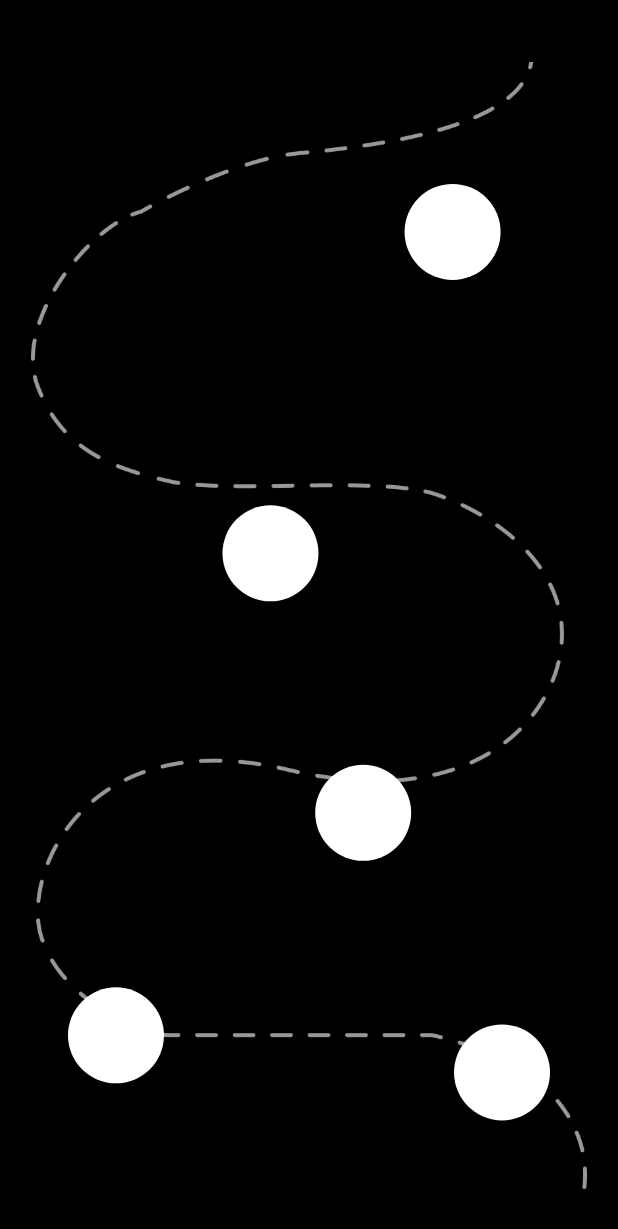
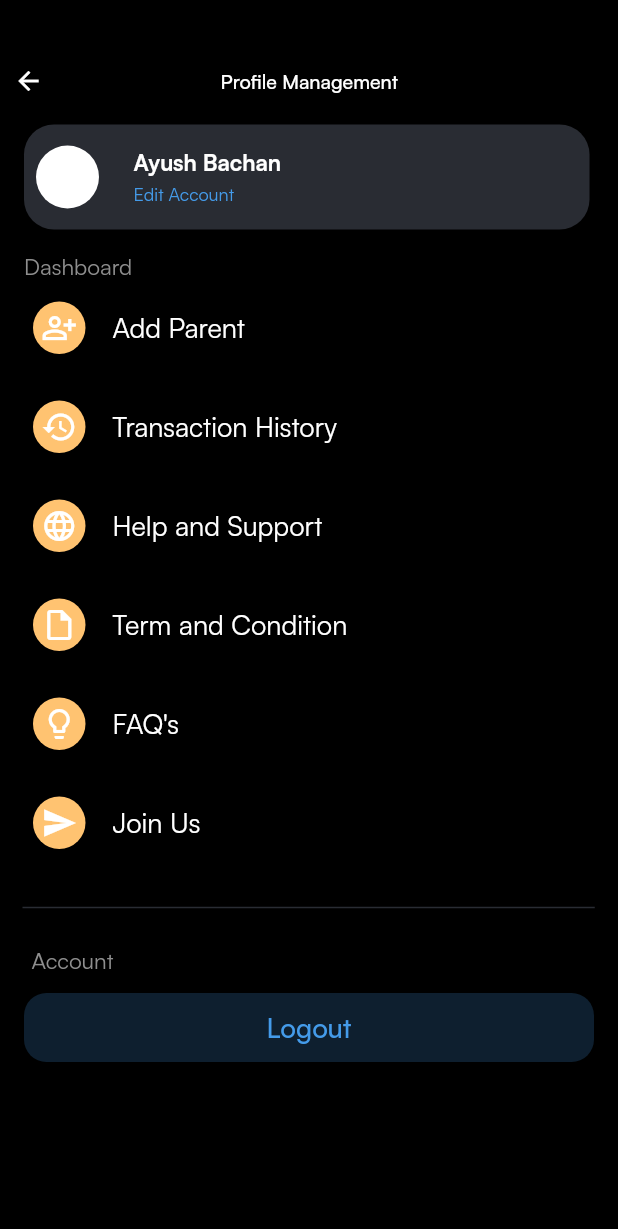
Before and after one commit to dibyanshu-mohanty/maze, a Flutter app: the screen it shows after launch, on a phone screen of 412 x 824 dp. Shown: the top 1229 px of the screen. Run offline on Flutter 3.47's test engine with Material 2 defaults, Android fonts, the phone set to English and light mode, and no system bars; our stand-ins replace auto_size_text, badges, card_swiper, device_preview, google_fonts, hive and 2 more; missing offline and left inert: game_levels_scrolling_map, objectdb; accounts and stored records are empty.

Commit message:
Feature_Profile

```diff
--- a/lib/main.dart
+++ b/lib/main.dart
@@ -3,15 +3,15 @@ import 'package:flutter/foundation.dart';
 import 'package:maze/theme/coreimport.dart';
 import 'package:maze/view/screens/homeScreen/homescreen.dart';
 import 'package:maze/view/screens/learningScreen/learninglevelscreen.dart';
+import 'package:maze/view/screens/profile/feature_profile.dart';
 
-void main() async{
+void main() async {
   WidgetsFlutterBinding.ensureInitialized();
   await SystemChrome.setPreferredOrientations([
     DeviceOrientation.portraitUp,
   ]);
-  runApp(DevicePreview(
-      enabled: !kReleaseMode,
-      builder :(_)=>  const YaroApp()));
+  runApp(
+      DevicePreview(enabled: !kReleaseMode, builder: (_) => const YaroApp()));
 }
 
 class YaroApp extends StatelessWidget {
@@ -20,14 +20,14 @@ class YaroApp extends StatelessWidget {
   @override
   Widget build(BuildContext context) {
     return Sizer(
-      builder: (context,orientation,deviceType) => MaterialApp(
+      builder: (context, orientation, deviceType) => MaterialApp(
         title: 'Maze',
         debugShowCheckedModeBanner: false,
         theme: ThemeData(
-         scaffoldBackgroundColor: AppColors.colorBlack,
+          scaffoldBackgroundColor: AppColors.colorBlack,
           //canvasColor: AppColors.colorWhite,
         ),
-        home: const LearningLevelScreen(),
+        home: const FeatureProfile(),
       ),
     );
   }
--- a/lib/theme/app_font.dart
+++ b/lib/theme/app_font.dart
@@ -4,83 +4,144 @@ import 'package:maze/theme/app_dimens.dart';
 
 import 'app_colors.dart';
 
-class AppFont{
-  static const light = TextStyle(fontFamily: 'Satoshi',fontWeight: FontWeight.w300,color: AppColors.colorWhite);
-  static const regular = TextStyle( fontFamily: 'Satoshi',
-      fontWeight: FontWeight.w400, color: AppColors.colorWhite);
-  static const bold = TextStyle(  fontFamily: 'Satoshi',
-      fontWeight: FontWeight.w700, color: AppColors.colorWhite);
-  static const semiBold = TextStyle(  fontFamily: 'Satoshi',
-      fontWeight: FontWeight.w600, color: AppColors.colorWhite);
-  static const mediumBold = TextStyle(  fontFamily: 'Satoshi',
-      fontWeight: FontWeight.w500, color: AppColors.colorWhite);
+class AppFont {
+  static const light = TextStyle(
+      fontFamily: 'Satoshi',
+      fontWeight: FontWeight.w300,
+      color: AppColors.colorWhite);
+  static const regular = TextStyle(
+      fontFamily: 'Satoshi',
+      fontWeight: FontWeight.w400,
+      color: AppColors.colorWhite);
+  static const bold = TextStyle(
+      fontFamily: 'Satoshi',
+      fontWeight: FontWeight.w700,
+      color: AppColors.colorWhite);
+  static const semiBold = TextStyle(
+      fontFamily: 'Satoshi',
+      fontWeight: FontWeight.w600,
+      color: AppColors.colorWhite);
+  static const mediumBold = TextStyle(
+      fontFamily: 'Satoshi',
+      fontWeight: FontWeight.w500,
+      color: AppColors.colorWhite);
 
   /// Color White Light
   static final lightColorWhite_12 = light.copyWith(fontSize: Dimens.textSize12);
 
   /// Color White Regular
-  static final regularColorWhite_20 = regular.copyWith(fontSize: Dimens.textSize20);
-  static final regularColorWhite_18 = regular.copyWith(fontSize: Dimens.textSize18);
-  static final regularColorWhite_12 = regular.copyWith(fontSize: Dimens.textSize12);
-  static final regularColorWhite_14 = regular.copyWith(fontSize: Dimens.textSize14);
-  static final regularColorWhite_15 = regular.copyWith(fontSize: Dimens.textSize15);
-  static final regularColorWhite_13 = regular.copyWith(fontSize: Dimens.textSize13);
-
+  static final regularColorWhite_20 =
+      regular.copyWith(fontSize: Dimens.textSize20);
+  static final regularColorWhite_18 =
+      regular.copyWith(fontSize: Dimens.textSize18);
+  static final regularColorWhite_12 =
+      regular.copyWith(fontSize: Dimens.textSize12);
+  static final regularColorWhite_14 =
+      regular.copyWith(fontSize: Dimens.textSize14);
+  static final regularColorWhite_15 =
+      regular.copyWith(fontSize: Dimens.textSize15);
+  static final regularColorWhite_13 =
+      regular.copyWith(fontSize: Dimens.textSize13);
 
   /// Color White Medium Bold
-  static final mediumBoldColorWhite_12 = mediumBold.copyWith(fontSize: Dimens.textSize12);
-  static final mediumBoldColorWhite_15 = mediumBold.copyWith(fontSize: Dimens.textSize15);
-  static final mediumBoldColorWhite_18 = mediumBold.copyWith(fontSize: Dimens.textSize18);
-  static final mediumBoldColorWhite_20 = mediumBold.copyWith(fontSize: Dimens.textSize20);
-  static final mediumBoldColorWhite_25 = mediumBold.copyWith(fontSize: Dimens.textSize25);
-  static final mediumBoldColorWhite_27 = mediumBold.copyWith(fontSize: Dimens.textSize27);
-  static final mediumBoldColorWhite_14 = mediumBold.copyWith(fontSize: Dimens.textSize14);
+  static final mediumBoldColorWhite_12 =
+      mediumBold.copyWith(fontSize: Dimens.textSize12);
+  static final mediumBoldColorWhite_15 =
+      mediumBold.copyWith(fontSize: Dimens.textSize15);
+  static final mediumBoldColorWhite_18 =
+      mediumBold.copyWith(fontSize: Dimens.textSize18);
+  static final mediumBoldColorWhite_20 =
+      mediumBold.copyWith(fontSize: Dimens.textSize20);
+  static final mediumBoldColorWhite_25 =
+      mediumBold.copyWith(fontSize: Dimens.textSize25);
+  static final mediumBoldColorWhite_27 =
+      mediumBold.copyWith(fontSize: Dimens.textSize27);
+  static final mediumBoldColorWhite_14 =
+      mediumBold.copyWith(fontSize: Dimens.textSize14);
+  static final mediumBoldColorWhite_13 =
+      mediumBold.copyWith(fontSize: Dimens.textSize13);
 
+  ///Color White Bold
+  static final boldColorWhite_15 = bold.copyWith(fontSize: Dimens.textSize15);
 
   /// Color Golden Regular
-  static final regularColorGolden = regular.copyWith(color: AppColors.colorGolden);
-  static final regularColorGolden_20 = regularColorGolden.copyWith(fontSize: Dimens.textSize20);
+  static final regularColorGolden =
+      regular.copyWith(color: AppColors.colorGolden);
+  static final regularColorGolden_20 =
+      regularColorGolden.copyWith(fontSize: Dimens.textSize20);
 
   /// Color Black Regular
-  static final regularColorBlack = regular.copyWith(color: AppColors.colorBlack);
-  static final regularColorBlack_18 = regularColorBlack.copyWith(fontSize: Dimens.textSize18);
+  static final regularColorBlack =
+      regular.copyWith(color: AppColors.colorBlack);
+  static final regularColorBlack_18 =
+      regularColorBlack.copyWith(fontSize: Dimens.textSize18);
 
   /// Color Black Bold
   static final boldColorBlack = bold.copyWith(color: AppColors.colorBlack);
-  static final boldColorBlack_20 = boldColorBlack.copyWith(fontSize: Dimens.textSize20);
+  static final boldColorBlack_20 =
+      boldColorBlack.copyWith(fontSize: Dimens.textSize20);
 
   /// Color Golden Medium
-  static final mediumBoldColorGolden  = mediumBold.copyWith(color: AppColors.colorGolden);
-  static final mediumBoldColorGolden_27 = mediumBoldColorGolden.copyWith(fontSize: Dimens.textSize27);
+  static final mediumBoldColorGolden =
+      mediumBold.copyWith(color: AppColors.colorGolden);
+  static final mediumBoldColorGolden_27 =
+      mediumBoldColorGolden.copyWith(fontSize: Dimens.textSize27);
 
   /// Color Green Bold
   static final boldColorGreen = bold.copyWith(color: AppColors.colorGreen);
-  static final boldColorGreen_22 = boldColorGreen.copyWith(fontSize: Dimens.textSize22);
+  static final boldColorGreen_22 =
+      boldColorGreen.copyWith(fontSize: Dimens.textSize22);
 
   /// Color Grey Regular
-  static final regularColorGrey1 = regular.copyWith(color: AppColors.colorGrey1);
-  static final regularColorGrey1_13 = regularColorGrey1.copyWith(fontSize: Dimens.textSize13);
+  static final regularColorGrey1 =
+      regular.copyWith(color: AppColors.colorGrey1);
+  static final regularColorGrey1_13 =
+      regularColorGrey1.copyWith(fontSize: Dimens.textSize13);
 
   /// Color Grey Medium
-  static final mediumBoldColorGrey1 = mediumBold.copyWith(color: AppColors.colorGrey1);
-  static final mediumBoldColorGrey1_15 = mediumBoldColorGrey1.copyWith(fontSize: Dimens.textSize15);
-  static final mediumBoldColorGrey1_18 = mediumBoldColorGrey1.copyWith(fontSize: Dimens.textSize18);
+  static final mediumBoldColorGrey1 =
+      mediumBold.copyWith(color: AppColors.colorGrey1);
+  static final mediumBoldColorGrey1_15 =
+      mediumBoldColorGrey1.copyWith(fontSize: Dimens.textSize15);
+  static final mediumBoldColorGrey1_18 =
+      mediumBoldColorGrey1.copyWith(fontSize: Dimens.textSize18);
 
   /// Color Grey4 Regular
-  static final regularColorGrey4 = regular.copyWith(color: AppColors.colorGrey4);
-  static final regularColorGrey4_10 = regularColorGrey4.copyWith(fontSize: Dimens.textSize10);
-  static final regularColorGrey4_12 = regularColorGrey4.copyWith(fontSize: Dimens.textSize12);
+  static final regularColorGrey4 =
+      regular.copyWith(color: AppColors.colorGrey4);
+  static final regularColorGrey4_10 =
+      regularColorGrey4.copyWith(fontSize: Dimens.textSize10);
+  static final regularColorGrey4_12 =
+      regularColorGrey4.copyWith(fontSize: Dimens.textSize12);
 
   /// Color Grey6 Regular
-  static final regularColorGrey6 = regular.copyWith(color: AppColors.colorGrey6);
-  static final regularColorGrey6_10 = regularColorGrey6.copyWith(fontSize: Dimens.textSize10);
+  static final regularColorGrey6 =
+      regular.copyWith(color: AppColors.colorGrey6);
+  static final regularColorGrey6_10 =
+      regularColorGrey6.copyWith(fontSize: Dimens.textSize10);
+  static final regularColorGrey6_15 =
+      regularColorGrey6.copyWith(fontSize: Dimens.textSize15);
 
   /// Color LightBlue Medium
-  static final mediumBoldColorLightBlue = mediumBold.copyWith(color: AppColors.colorLightBlue);
-  static final mediumBoldColorLightBlue_17 = mediumBoldColorLightBlue.copyWith(fontSize: Dimens.textSize17);
+  static final mediumBoldColorLightBlue =
+      mediumBold.copyWith(color: AppColors.colorLightBlue);
+  static final mediumBoldColorLightBlue_17 =
+      mediumBoldColorLightBlue.copyWith(fontSize: Dimens.textSize17);
+
+  ///Color Blue MediumBold
+  static final mediumBoldColorBlue =
+      mediumBold.copyWith(color: Color(0xFF449BEA));
+  static final mediumBoldColorBlue_18 =
+      mediumBoldColorBlue.copyWith(fontSize: Dimens.textSize18);
+
+  ///Color Blue Regular
+  static final regularColorBlue = regular.copyWith(color: Color(0xFF449BEA));
+  static final regularColorBlue_12 =
+      regularColorBlue.copyWith(fontSize: Dimens.textSize12);
 
   /// Color Red Medium
-  static final mediumBoldColorRed = mediumBold.copyWith(color: AppColors.colorRed);
-  static final mediumBoldColorRed_18 = mediumBoldColorRed.copyWith(fontSize: Dimens.textSize18);
-
- }
+  static final mediumBoldColorRed =
+      mediumBold.copyWith(color: AppColors.colorRed);
+  static final mediumBoldColorRed_18 =
+      mediumBoldColorRed.copyWith(fontSize: Dimens.textSize18);
+}
--- /dev/null
+++ b/lib/view/screens/profile/feature_profile.dart
@@ -0,0 +1,128 @@
+import "package:flutter/material.dart";
+import 'package:maze/theme/coreimport.dart';
+import 'package:maze/view/widgets/profileScreen/profileDetails.dart';
+
+class FeatureProfile extends StatelessWidget {
+  const FeatureProfile({super.key});
+
+  @override
+  Widget build(BuildContext context) {
+    return Scaffold(
+      body: SafeArea(
+        child: ListView(
+          children: [
+            Container(
+              margin: EdgeInsets.only(left: 9, top: 44),
+              child: Row(
+                // ignore: prefer_const_literals_to_create_immutables
+                children: [
+                  const Icon(
+                    Icons.arrow_back,
+                    color: Colors.white,
+                    size: 20,
+                  ),
+                  SizedBox(
+                    width: 118.0,
+                  ),
+                  Text(
+                    "Profile Management",
+                    textAlign: TextAlign.center,
+                    style: AppFont.mediumBoldColorWhite_13,
+                  ),
+                ],
+              ),
+            ),
+            //component2
+            Container(
+              margin: EdgeInsets.fromLTRB(16, 19, 19, 0),
+              width: 328,
+              height: 70,
+              decoration: BoxDecoration(
+                  borderRadius: BorderRadius.circular(20),
+                  color: Color(0xff292C33)),
+              child: Row(
+                children: [
+                  Container(
+                      margin: EdgeInsets.fromLTRB(8, 14, 0, 14),
+                      child: CircleAvatar(
+                          // backgroundImage:
+                          //     NetworkImage('https://example.com/avatar.png'),
+                          backgroundColor: Colors.white,
+                          radius: 21.0)),
+                  Column(
+                    crossAxisAlignment: CrossAxisAlignment.start,
+                    children: [
+                      Container(
+                        margin: EdgeInsets.fromLTRB(23, 15, 0, 0),
+                        child: Text("Ayush Bachan",
+                            style: AppFont.boldColorWhite_15),
+                      ),
+                      Container(
+                        margin: EdgeInsets.fromLTRB(23, 3, 0, 0),
+                        child: Text(
+                          "Edit Account",
+                          style: AppFont.regularColorBlue_12,
+                        ),
+                      ),
+                    ],
+                  )
+                ],
+              ),
+            ),
+            Container(
+                margin: EdgeInsets.fromLTRB(16, 14, 0, 14),
+                child: Text("Dashboard", style: AppFont.regularColorGrey6_15)),
+            profileDetails(
+                icon: Icons.person_add_alt_outlined, text: "Add Parent"),
+            SizedBox(height: 31),
+            profileDetails(icon: Icons.history, text: "Transaction History"),
+            SizedBox(height: 31),
+            profileDetails(
+                icon: Icons.language_outlined, text: "Help and Support"),
+            SizedBox(height: 31),
+            profileDetails(
+                icon: Icons.insert_drive_file_outlined,
+                text: "Term and Condition"),
+            SizedBox(height: 31),
+            profileDetails(icon: Icons.lightbulb_outline, text: "FAQ's"),
+            SizedBox(height: 31),
+            profileDetails(icon: Icons.send, text: "Join Us"),
+            Container(
+              margin: EdgeInsets.fromLTRB(15, 31, 15.5, 17),
+              child: Divider(
+                color: Color(0xff292C33),
+                thickness: 1,
+              ),
+            ),
+            Container(
+                margin: EdgeInsets.fromLTRB(21, 0, 0, 0),
+                child: Text(
+                  "Account",
+                  style: AppFont.regularColorGrey6_15,
+                )),
+            Container(
+              margin: EdgeInsets.fromLTRB(16, 12, 16, 0),
+              height: 46,
+              width: 326,
+              child: TextButton(
+                style: ButtonStyle(
+                    backgroundColor: MaterialStateProperty.all(
+                        Color.fromRGBO(68, 155, 234, 0.2)),
+                    shape: MaterialStateProperty.all<RoundedRectangleBorder>(
+                        RoundedRectangleBorder(
+                      borderRadius: BorderRadius.circular(15.0),
+                    ))),
+                onPressed: () => {},
+                child: Text(
+                  "Logout",
+                  style: AppFont.mediumBoldColorBlue_18,
+                  textAlign: TextAlign.center,
+                ),
+              ),
+            )
+          ],
+        ),
+      ),
+    );
+  }
+}
--- /dev/null
+++ b/lib/view/widgets/profileScreen/profileDetails.dart
@@ -0,0 +1,44 @@
+import 'package:flutter/material.dart';
+import 'package:maze/theme/coreimport.dart';
+
+class profileDetails extends StatelessWidget {
+  final text;
+  final icon;
+  const profileDetails({super.key, this.text, this.icon});
+
+  @override
+  Widget build(BuildContext context) {
+    return Row(
+      children: [
+        Container(
+          margin: EdgeInsets.fromLTRB(22, 0, 18, 0),
+          decoration: BoxDecoration(
+            shape: BoxShape.circle,
+          ),
+          child: Material(
+            color: Color(0xffFFC371),
+            shape: const CircleBorder(),
+            child: InkWell(
+              //splashColor: Colors.black,
+              onTap: () {},
+              customBorder: const CircleBorder(),
+              child: Ink(
+                decoration: const BoxDecoration(shape: BoxShape.circle),
+                height: 35,
+                width: 35,
+                child: Icon(
+                  icon,
+                  color: Colors.white,
+                ),
+              ),
+            ),
+          ),
+        ),
+        Text(
+          text,
+          style: AppFont.regularColorWhite_18,
+        )
+      ],
+    );
+  }
+}
```
